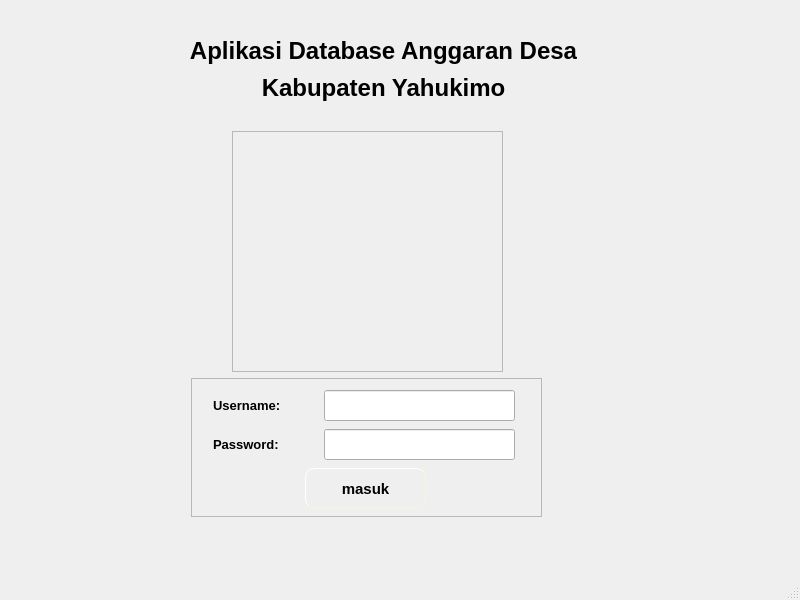
nzf210/pmk_project, file mainwindow.ui: the form before one commit.
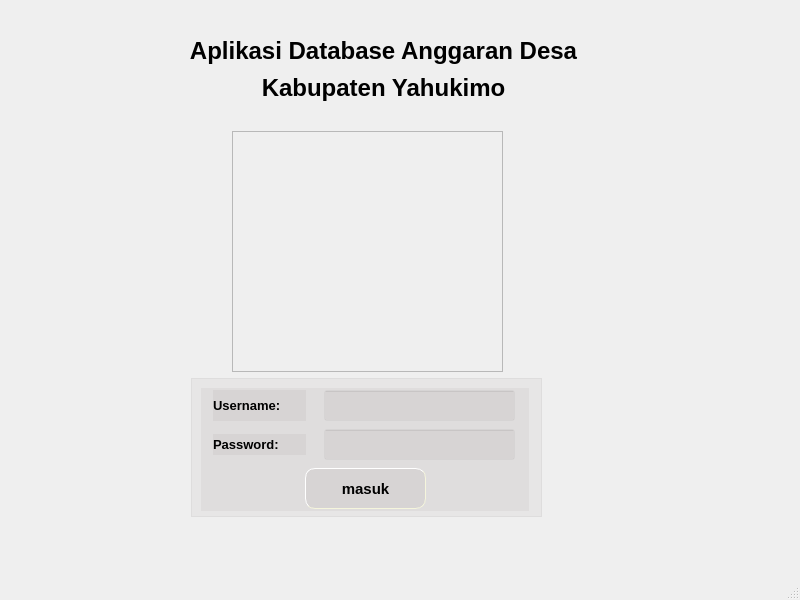
The form after the commit. Icons and pictures are not drawn.

The edit to the form file:
```diff
--- a/mainwindow.ui
+++ b/mainwindow.ui
@@ -72,6 +72,9 @@
       <height>16777215</height>
      </size>
     </property>
+    <property name="styleSheet">
+     <string notr="true">background-color: rgba(15, 0, 0, 10)</string>
+    </property>
     <property name="frameShape">
      <enum>QFrame::StyledPanel</enum>
     </property>
```
